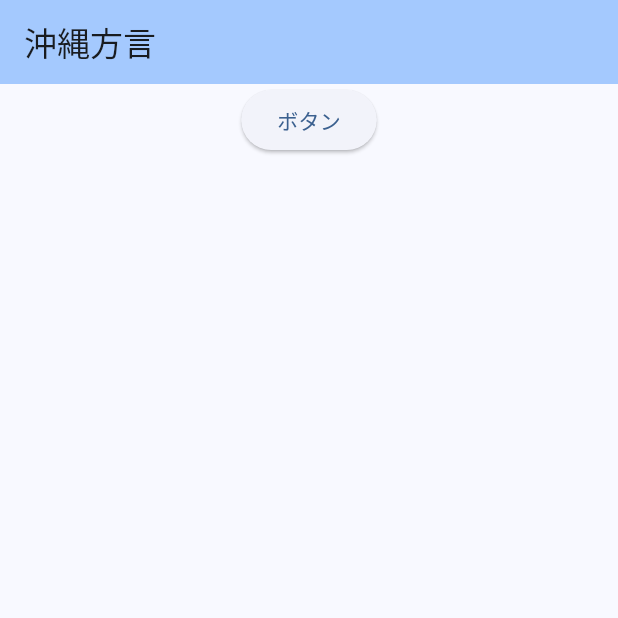
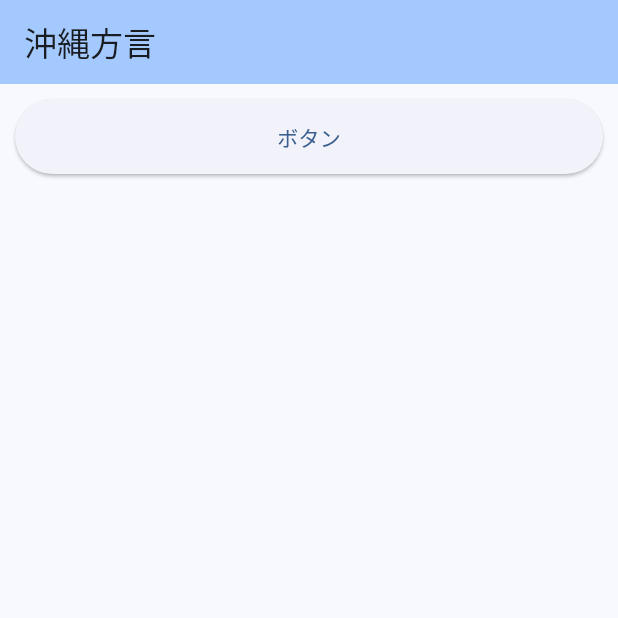
Before and after one commit to gusiken0604/OkinawaHougen, a Flutter app: the screen it shows after launch, on a phone screen of 412 x 824 dp, the top half of it. Run offline on Flutter 3.47's test engine with Material 2 defaults, Android fonts, the phone set to English and light mode, and no system bars.

Commit message:
クイズページへの遷移ボタンのサイズ変更

```diff
--- a/lib/main.dart
+++ b/lib/main.dart
@@ -13,7 +13,6 @@ class MyApp extends StatelessWidget {
     return MaterialApp(
       title: '沖縄方言',
       theme: ThemeData(
-
         colorScheme: ColorScheme.fromSeed(seedColor: Color(0xFF82AAE3)),
         useMaterial3: true,
       ),
@@ -41,9 +40,14 @@ class _MyHomePageState extends State<MyHomePage> {
         title: Text(widget.title),
       ),
       body: Center(
+        child: Padding(
+          padding: const EdgeInsets.all(10.0),
           child: Column(
             children: [ // childrenプロパティを追加
               ElevatedButton(
+          style: ElevatedButton.styleFrom(
+          minimumSize: Size(MediaQuery.of(context).size.width - 0, 50), // 左右一杯
+                 ),
                 onPressed: () {
                   // quiz_pageに遷移
                   Navigator.push(
@@ -56,6 +60,7 @@ class _MyHomePageState extends State<MyHomePage> {
             ],
           ),
         ),
+      ),
     );
   }
 }
```
Also changed, not shown: lib/quiz_page.dart (+7 -1 lines). Lines whose indentation alone changed are shown as unchanged.
